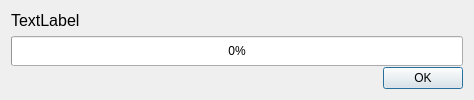
Qt form kde4/package-manager/manager/ui/pminstaller.ui (pars-linux/uludag) before a commit.
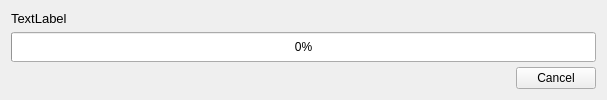
The same form after that commit.

Commit message: fix crash after closing dialog

Patch:
```diff
--- a/kde4/package-manager/manager/ui/pminstaller.ui
+++ b/kde4/package-manager/manager/ui/pminstaller.ui
@@ -1,12 +1,12 @@
 <?xml version="1.0" encoding="UTF-8"?>
 <ui version="4.0">
  <class>PMInstaller</class>
- <widget class="QDialog" name="PMInstaller">
+ <widget class="QWidget" name="PMInstaller">
   <property name="geometry">
    <rect>
     <x>0</x>
     <y>0</y>
-    <width>474</width>
+    <width>607</width>
     <height>100</height>
    </rect>
   </property>
@@ -16,17 +16,11 @@
     <height>100</height>
    </size>
   </property>
-  <property name="maximumSize">
-   <size>
-    <width>16777215</width>
-    <height>16777215</height>
-   </size>
-  </property>
   <property name="windowTitle">
    <string>Package Installer</string>
   </property>
   <layout class="QGridLayout" name="gridLayout">
-   <item row="0" column="0">
+   <item row="0" column="0" colspan="2">
     <widget class="QLabel" name="operationText">
      <property name="sizePolicy">
       <sizepolicy hsizetype="MinimumExpanding" vsizetype="Minimum">
@@ -42,7 +36,7 @@
      </property>
      <property name="font">
       <font>
-       <pointsize>12</pointsize>
+       <pointsize>10</pointsize>
       </font>
      </property>
      <property name="styleSheet">
@@ -76,7 +70,7 @@
      </property>
      <property name="sizeHint" stdset="0">
       <size>
-       <width>40</width>
+       <width>542</width>
        <height>20</height>
       </size>
      </property>
@@ -91,7 +85,7 @@
       <string/>
      </property>
      <property name="text">
-      <string>OK</string>
+      <string>Cancel</string>
      </property>
     </widget>
    </item>
```
Left out of the diff: 4 changed lines with no effect on the pictures. The commit also changes 1 other file.
